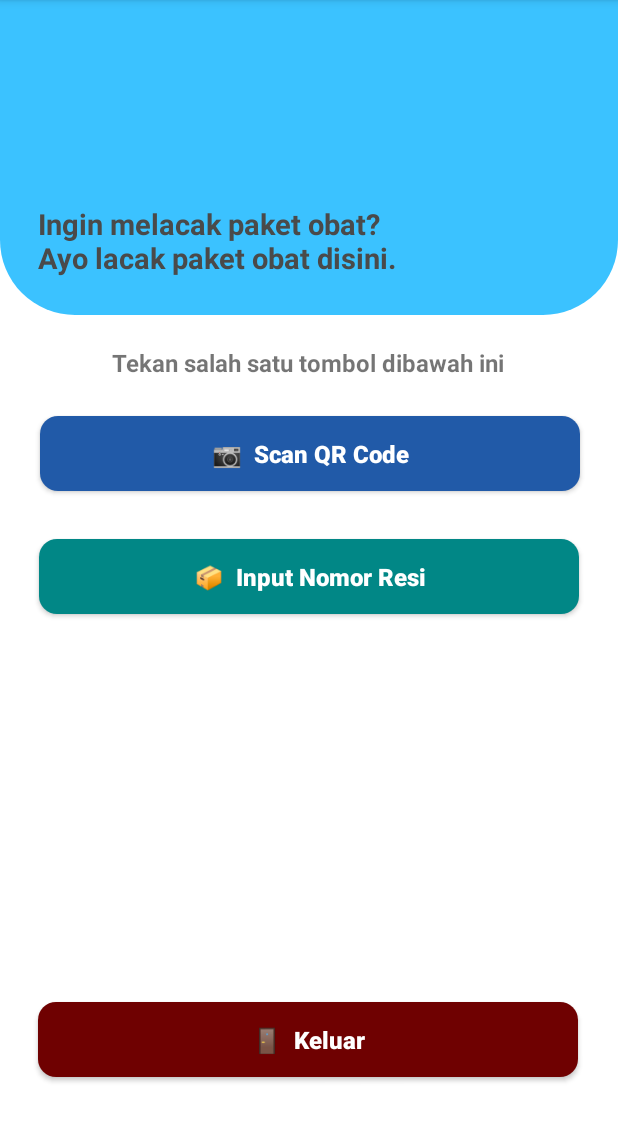
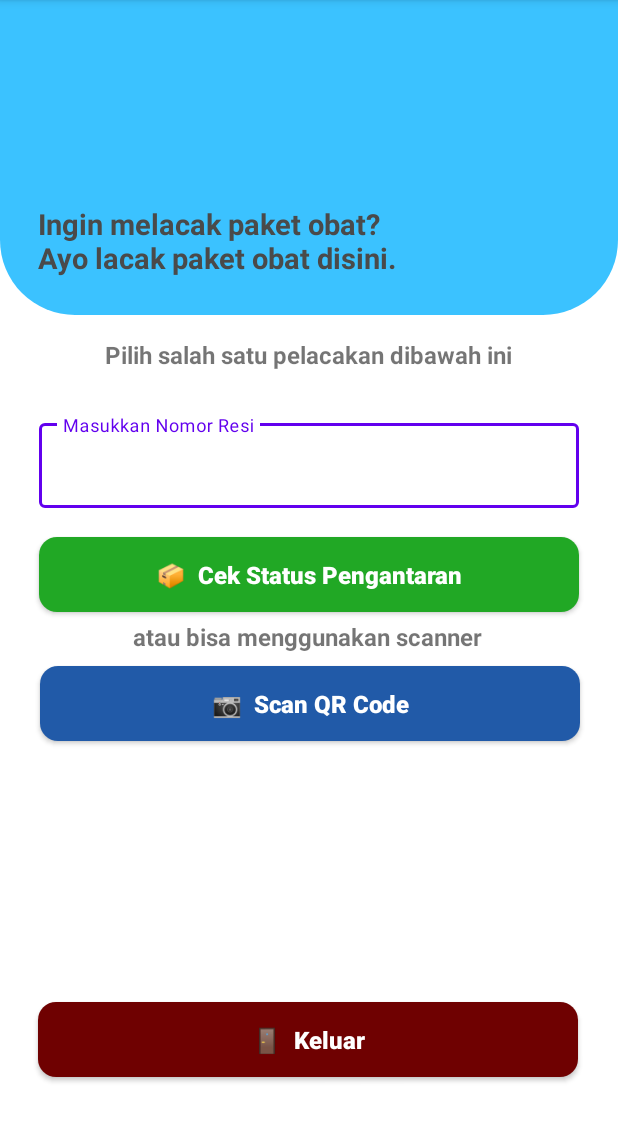
Before and after one commit to edwintrihadtanto/2025_trackinglao, an Android app: the MainActivity screen opened directly, with no data from a screen before it, on a phone screen of 412 x 824 dp, the part 84-1226 px from its top. Run offline under Robolectric (Android 15) with nearby library versions, the phone set to English and light mode, and no system bars; 1 statement that could not run was skipped.

Commit message:
new tampilan

```diff
--- a/app/src/main/AndroidManifest.xml
+++ b/app/src/main/AndroidManifest.xml
@@ -25,7 +25,7 @@
             android:name=".ui.scan.ScanResultActivity"
             android:exported="false" />
         <activity
-            android:name=".ui.result.ResultActivity"
+            android:name=".ui.inputresi.InputResiActivity"
             android:exported="true" />
         <activity
             android:name=".ui.main.MainActivity"
--- a/app/src/main/res/drawable/bg_button_ripple_inputresi.xml
+++ b/app/src/main/res/drawable/bg_button_ripple_inputresi.xml
@@ -3,7 +3,7 @@
     android:color="?attr/colorControlHighlight">
     <item>
         <shape android:shape="rectangle">
-            <solid android:color="@color/teal_700" />
+            <solid android:color="#21A825" />
             <corners android:radius="12dp" />
         </shape>
     </item>
--- a/app/src/main/res/layout/activity_main.xml
+++ b/app/src/main/res/layout/activity_main.xml
@@ -25,18 +25,82 @@
         android:layout_height="96dp"
         android:layout_marginStart="25dp"
         android:layout_marginEnd="25dp"
-        android:layout_marginTop="25dp"
+        android:layout_marginTop="35dp"
         android:textColor="@color/gray_text"
         android:textSize="25sp"
         android:textStyle="bold"
         app:layout_constraintStart_toStartOf="parent"
         app:layout_constraintTop_toTopOf="parent" />
 
+    <TextView
+        android:id="@+id/tv_opsi"
+        android:layout_width="wrap_content"
+        android:layout_height="wrap_content"
+        android:text="@string/info_main"
+        android:textSize="16sp"
+        android:textStyle="bold"
+        android:padding="15dp"
+        app:layout_constraintTop_toBottomOf="@+id/view_bg"
+        app:layout_constraintEnd_toEndOf="parent"
+        app:layout_constraintHorizontal_bias="0.495"
+        app:layout_constraintStart_toStartOf="parent"
+        app:layout_constraintVertical_bias="0.456" />
+
+    <com.google.android.material.textfield.TextInputLayout
+        android:id="@+id/pencarianresiLayout"
+        style="@style/Widget.MaterialComponents.TextInputLayout.OutlinedBox"
+        android:layout_width="0dp"
+        android:layout_height="wrap_content"
+        android:layout_marginTop="14dp"
+        app:layout_constraintTop_toBottomOf="@+id/tv_opsi"
+        app:layout_constraintLeft_toLeftOf="@+id/btn_resi"
+        app:layout_constraintRight_toRightOf="@+id/btn_resi">
+
+        <com.google.android.material.textfield.TextInputEditText
+            android:id="@+id/pencarianresi"
+            android:layout_width="match_parent"
+            android:layout_height="wrap_content"
+            android:ems="10"
+            android:hint="@string/resi"
+            android:inputType="textAutoComplete"
+            tools:ignore="SpeakableTextPresentCheck" />
+    </com.google.android.material.textfield.TextInputLayout>
+
+    <androidx.appcompat.widget.AppCompatButton
+        android:id="@+id/btn_resi"
+        android:layout_width="360dp"
+        android:layout_height="50dp"
+        android:layout_marginTop="19dp"
+        android:background="@drawable/bg_button_ripple_inputresi"
+        android:padding="12dp"
+        android:text="📦  Cek Status Pengantaran"
+        android:textAllCaps="false"
+        android:textColor="@color/white"
+        android:textSize="16sp"
+        android:textStyle="bold"
+        app:layout_constraintEnd_toEndOf="parent"
+        app:layout_constraintStart_toStartOf="parent"
+        app:layout_constraintTop_toBottomOf="@id/pencarianresiLayout" />
+
+    <TextView
+        android:id="@+id/tv_opsidua"
+        android:layout_width="wrap_content"
+        android:layout_height="wrap_content"
+        android:text="atau bisa menggunakan scanner"
+        android:textSize="16sp"
+        android:textStyle="bold"
+        android:padding="5dp"
+        app:layout_constraintTop_toBottomOf="@+id/btn_resi"
+        app:layout_constraintEnd_toEndOf="parent"
+        app:layout_constraintHorizontal_bias="0.495"
+        app:layout_constraintStart_toStartOf="parent"
+        app:layout_constraintVertical_bias="0.456" />
+
     <androidx.appcompat.widget.AppCompatButton
         android:id="@+id/btn_scan"
         android:layout_width="360dp"
         android:layout_height="50dp"
-        android:layout_marginTop="156dp"
+        android:layout_marginTop="36dp"
         android:background="@drawable/bg_button_ripple_scan"
         android:padding="12dp"
         android:text="📷  Scan QR Code"
@@ -47,7 +111,7 @@
         app:layout_constraintEnd_toEndOf="parent"
         app:layout_constraintHorizontal_bias="0.509"
         app:layout_constraintStart_toStartOf="parent"
-        app:layout_constraintTop_toBottomOf="@id/tvWelcome" />
+        app:layout_constraintTop_toBottomOf="@id/btn_resi" />
 
     <androidx.appcompat.widget.AppCompatButton
         android:id="@+id/btn_camera"
@@ -64,22 +128,6 @@
         app:layout_constraintEnd_toEndOf="parent"
         app:layout_constraintStart_toStartOf="parent"
         app:layout_constraintTop_toBottomOf="@id/btn_scan" />
-
-    <androidx.appcompat.widget.AppCompatButton
-        android:id="@+id/btn_resi"
-        android:layout_width="360dp"
-        android:layout_height="50dp"
-        android:layout_marginTop="32dp"
-        android:background="@drawable/bg_button_ripple_inputresi"
-        android:padding="12dp"
-        android:text="📦  Input Nomor Resi"
-        android:textAllCaps="false"
-        android:textColor="@color/white"
-        android:textSize="16sp"
-        android:textStyle="bold"
-        app:layout_constraintEnd_toEndOf="parent"
-        app:layout_constraintStart_toStartOf="parent"
-        app:layout_constraintTop_toBottomOf="@id/btn_camera" />
 
     <androidx.appcompat.widget.AppCompatButton
         android:id="@+id/btn_logout"
@@ -113,18 +161,4 @@
         app:layout_constraintTop_toBottomOf="@+id/tvWelcome"
         app:layout_constraintVertical_bias="1.0" />
 
-    <TextView
-        android:id="@+id/tv_opsi"
-        android:layout_width="wrap_content"
-        android:layout_height="wrap_content"
-        android:text="@string/info_main"
-        android:textSize="16sp"
-        android:textStyle="bold"
-        app:layout_constraintBottom_toTopOf="@+id/btn_scan"
-        app:layout_constraintEnd_toEndOf="parent"
-        app:layout_constraintHorizontal_bias="0.495"
-        app:layout_constraintStart_toStartOf="parent"
-        app:layout_constraintTop_toBottomOf="@+id/view_bg"
-        app:layout_constraintVertical_bias="0.456" />
-
 </androidx.constraintlayout.widget.ConstraintLayout>
--- a/app/src/main/res/values/strings.xml
+++ b/app/src/main/res/values/strings.xml
@@ -2,10 +2,10 @@
     <string name="app_name">Tracking LAO</string>
     <!-- Login page -->
     <string name="login">Login Aplikasi Pelayanan Obat</string>
-    <string name="medrec">Nomor Medrec</string>
-    <string name="tanggal">Tanggal Lahir</string>
-    <string name="resi">Nomor Resi</string>
-    <string name="submit">Submit</string>
+    <string name="medrec">Masukkan Nomor Medrec</string>
+    <string name="tanggal">Masukkan Tanggal Lahir</string>
+    <string name="resi">Masukkan Nomor Resi</string>
+    <string name="submit">Cari</string>
     <string name="forgot_password">Forgot password?</string>
     <string name="google_option">- or with Google -</string>
     <string name="not_registered_yet">Not registered yet?</string>
@@ -15,5 +15,6 @@
     <string name="scan_qr_code_barcode">Scan QR Code / Barcode</string>
     <string name="info_lebih_lanjut">Info lebih lanjut bisa menghubungi\nOperator Layanan Antar Obat\nRSU dr. Soedono Provinsi Jawa Timur</string>
     <string name="judul">Ingin melacak paket obat? \nAyo lacak paket obat disini. </string>
-    <string name="info_main">Tekan salah satu tombol dibawah ini</string>
+    <string name="info_main">Pilih salah satu pelacakan dibawah ini</string>
+    <string name="versiapp">v.1.0 Beta</string>
 </resources>
--- a/settings.gradle.kts
+++ b/settings.gradle.kts
@@ -22,5 +22,5 @@ dependencyResolutionManagement {
     }
 }
 
-rootProject.name = "MyBottomNavigation"
+rootProject.name = "TrackingLAO"
 include(":app")
```
Also changed, not shown: app/src/main/java/com/example/mybottomnavigation/ui/inputresi/InputResiActivity.kt (renamed from app/src/main/java/com/example/mybottomnavigation/ui/result/ResultActivity.kt, +26 -6 lines), app/src/main/java/com/example/mybottomnavigation/ui/main/MainActivity.kt (+26 -6 lines), app/src/main/res/layout/activity_inputresi.xml (renamed from app/src/main/res/layout/activity_result.xml, +18 -13 lines), app/src/main/res/layout/activity_login.xml (+11 -1 lines), app/src/main/res/drawable/iv_login_tracking2.png (added).
